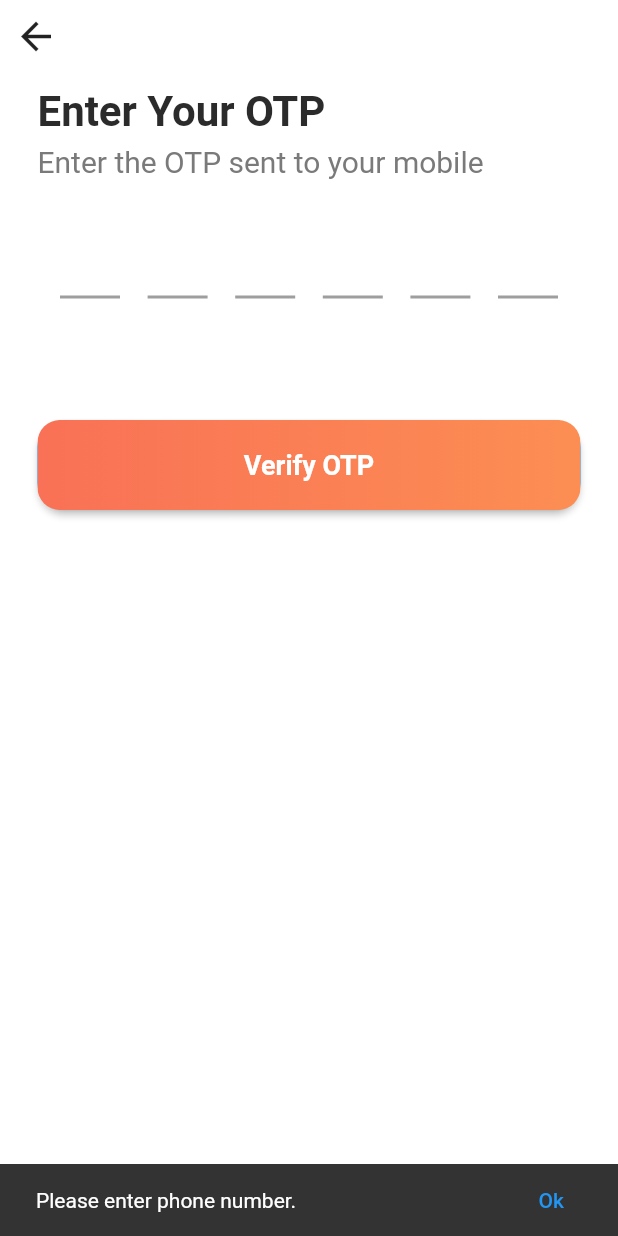
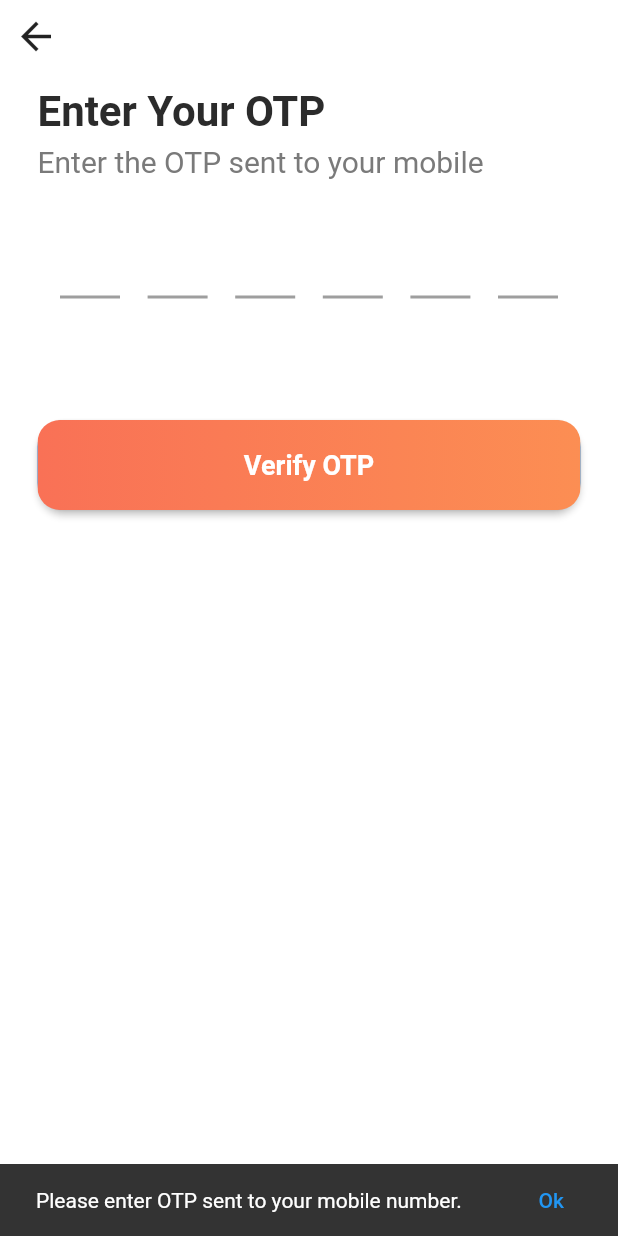
Before and after one commit to doshaheen-dev/frontend, a Flutter app: the SignUpVerifyOTP screen opened directly, after a tap on "Verify OTP", on a phone screen of 412 x 824 dp. Run offline on Flutter 3.47's test engine with Material 2 defaults, Android fonts, the light colour scheme and no system bars; drawn by our look-alikes of flutter_progress_hud, pin_code_fields; our stand-ins replace bubble, firebase_auth, firebase_core, google_sign_in, readmore, shared_preferences and 1 more; missing offline and left inert: dialogflow_flutter; accounts and stored records are empty; Roboto replaces fonts that are missing (Poppins-Regular); project files that could hold a hidden picture were left out.

Commit message:
Implement verify otp api - in progress

```diff
--- a/lib/screens/authentication/signup_verify_otp.dart
+++ b/lib/screens/authentication/signup_verify_otp.dart
@@ -10,8 +10,10 @@ import 'package:portfolio_management/utilites/ui_widgets.dart';
 
 class SignUpVerifyOTP extends StatefulWidget {
   final String _verificationId;
-  const SignUpVerifyOTP({Key key, String verificationId})
+  final String _phoneNumber;
+  const SignUpVerifyOTP({Key key, String verificationId, String phoneNumber})
       : _verificationId = verificationId,
+        _phoneNumber = phoneNumber,
         super(key: key);
 
   @override
@@ -22,12 +24,14 @@ class _SignUpVerifyOTPState extends State<SignUpVerifyOTP> {
   String currentText = "";
   bool hasError = false;
   String _verificationId;
+  String _phoneNumber;
   TextEditingController otpController = new TextEditingController();
   var progress;
 
   @override
   void initState() {
     _verificationId = widget._verificationId;
+    _phoneNumber = widget._phoneNumber;
     super.initState();
   }
 
@@ -134,8 +138,8 @@ class _SignUpVerifyOTPState extends State<SignUpVerifyOTP> {
                           child: ElevatedButton(
                             onPressed: () {
                               if (otpController.text.isEmpty) {
-                                showSnackBar(
-                                    context, "Please enter phone number.");
+                                showSnackBar(context,
+                                    "Please enter OTP sent to your mobile number.");
                                 return;
                               }
                               FocusScope.of(context).requestFocus(FocusNode());
@@ -143,8 +147,8 @@ class _SignUpVerifyOTPState extends State<SignUpVerifyOTP> {
                               progress = ProgressHUD.of(context);
                               // progress?.show();
                               progress?.showWithText('Verifying OTP...');
-                              _verifyPhoneOTP(
-                                  otpController.text, _verificationId);
+                              _verifyPhoneOTP(otpController.text,
+                                  _verificationId, _phoneNumber);
                             },
                             style: ElevatedButton.styleFrom(
                                 padding: EdgeInsets.all(0.0),
@@ -225,7 +229,8 @@ class _SignUpVerifyOTPState extends State<SignUpVerifyOTP> {
   AuthCredential _phoneAuthCredential;
   User _firebaseUser;
 
-  Future<void> _verifyPhoneOTP(String text, [String verificationId]) async {
+  Future<void> _verifyPhoneOTP(
+      String text, String verificationId, String phoneNumber) async {
     String smsCode = text.toString().trim();
 
     /// when used different phoneNumber other than the current (running) device
@@ -251,6 +256,7 @@ class _SignUpVerifyOTPState extends State<SignUpVerifyOTP> {
     // }
 
     try {
+      progress.dismiss();
       final AuthCredential credential = PhoneAuthProvider.credential(
         verificationId: verificationId,
         smsCode: smsCode,
@@ -261,10 +267,13 @@ class _SignUpVerifyOTPState extends State<SignUpVerifyOTP> {
       if (currentUser != null) {
         currentUser.getIdToken().then((token) {
           print("Token -> ${token.toString()}");
+          // open next view
+          //openQuickSignUp();
         });
       }
       print("User => ${currentUser.toString()}");
     } catch (e) {
+      progress.dismiss();
       print("Error -> ${e.toString()}");
     }
   }
--- a/lib/services/NewAuthenticationService.dart
+++ b/lib/services/NewAuthenticationService.dart
@@ -7,6 +7,9 @@ import 'package:firebase_auth/firebase_auth.dart';
 import 'package:firebase_core/firebase_core.dart';
 import 'package:flutter/material.dart';
 import 'package:google_sign_in/google_sign_in.dart';
+import 'package:http/http.dart' as http;
+import 'package:http/http.dart';
+import 'package:portfolio_management/services/authentication/verify_phone.dart';
 import 'package:shared_preferences/shared_preferences.dart';
 import 'package:sign_in_with_apple/sign_in_with_apple.dart';
 
@@ -189,4 +192,43 @@ class Authentication {
     await FirebaseAuth.instance.signOut();
     await GoogleSignIn().signOut();
   }
+
+  static String baseUrl =
+      "http://ec2-65-2-69-222.ap-south-1.compute.amazonaws.com:3000/api/sign-up";
+  var client = new http.Client();
+
+  static Future<VerifyPhoneNumber> verifyPhoneNumber(
+      String token, String mobileNumber) async {
+    Uri url = Uri.parse("$baseUrl/verify/firebase/mobile_no");
+    final Response response = await http.post(
+      url,
+      body: jsonEncode(<String, dynamic>{
+        'idToken': token,
+        'mobile_no': mobileNumber,
+      }),
+    );
+
+    print("Json:- ${jsonDecode(response.body)}");
+    VerifyPhoneNumber userDetails =
+        VerifyPhoneNumber.fromJson(jsonDecode(response.body));
+    print("userDetails => ${userDetails.message}");
+
+    // print("statusCode: ${response.statusCode}");
+    // print("Body: ${response.body}");
+    // if (response.statusCode == 200 || response.statusCode == 400) {
+    //   var data = json.decode(response.body);
+    //   var rest = data["verifyPhoneNumber"];
+    //   print(rest);
+    //   var list = rest
+    //       .map<VerifyPhoneNumber>((json) => VerifyPhoneNumber.fromJson(json));
+    //   print(list);
+    // }
+    // if (response.statusCode == 200) {
+    //   return verifyPhoneNumber;
+    // } else if (response.statusCode == 400) {
+    //   return verifyPhoneNumber;
+    // }
+
+    return null;
+  }
 }
--- /dev/null
+++ b/lib/services/authentication/verify_phone.dart
@@ -0,0 +1,43 @@
+class VerifyPhoneNumber {
+  final bool type;
+  final int status;
+  final String message;
+  final PhoneData data;
+
+  VerifyPhoneNumber({
+    this.type,
+    this.status,
+    this.message,
+    this.data,
+  });
+  factory VerifyPhoneNumber.fromMap(Map<String, dynamic> json) {
+    return VerifyPhoneNumber(
+      type: json["type"],
+      status: json["status"],
+      message: json["message"],
+      data: json["data"],
+    );
+  }
+
+  factory VerifyPhoneNumber.fromJson(Map<String, dynamic> json) {
+    return VerifyPhoneNumber(
+      type: json["type"],
+      status: json["status"],
+      message: json["message"],
+      data: json["data"],
+    );
+  }
+}
+
+class PhoneData {
+  final int id;
+
+  PhoneData(this.id);
+
+  factory PhoneData.fromMap(Map<String, dynamic> json) {
+    return PhoneData(json['id']);
+  }
+  factory PhoneData.fromJson(Map<String, dynamic> json) {
+    return PhoneData(json['id']);
+  }
+}
```
Also changed, not shown: lib/screens/authentication/signup_otp.dart (+6 -2 lines).
